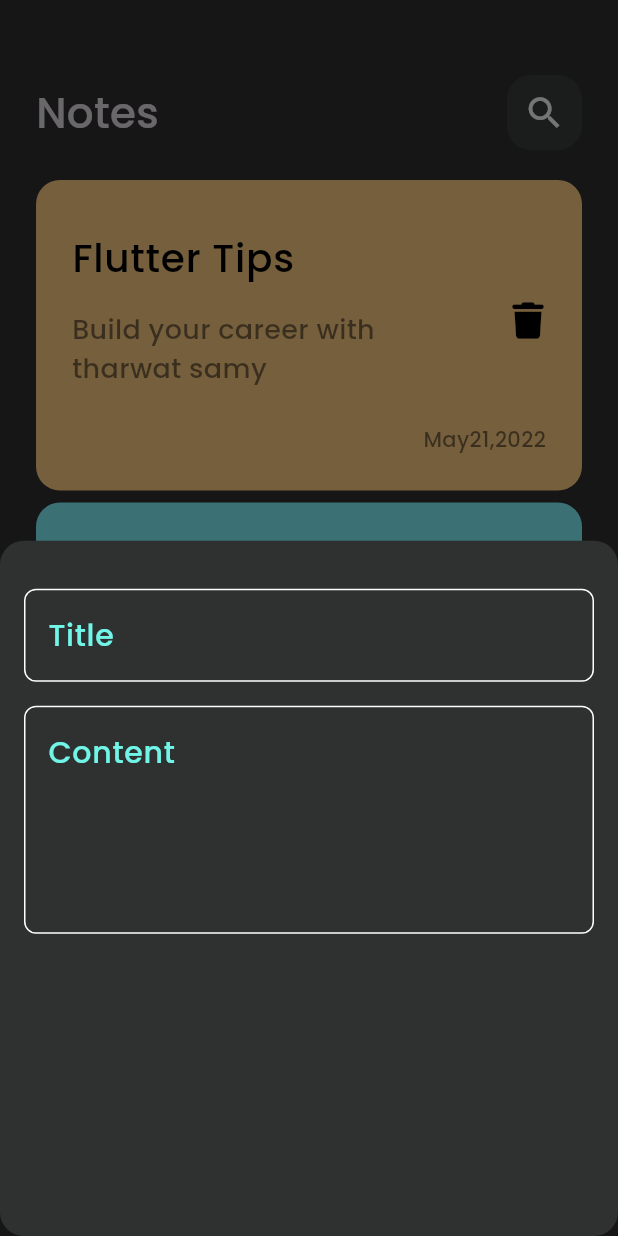
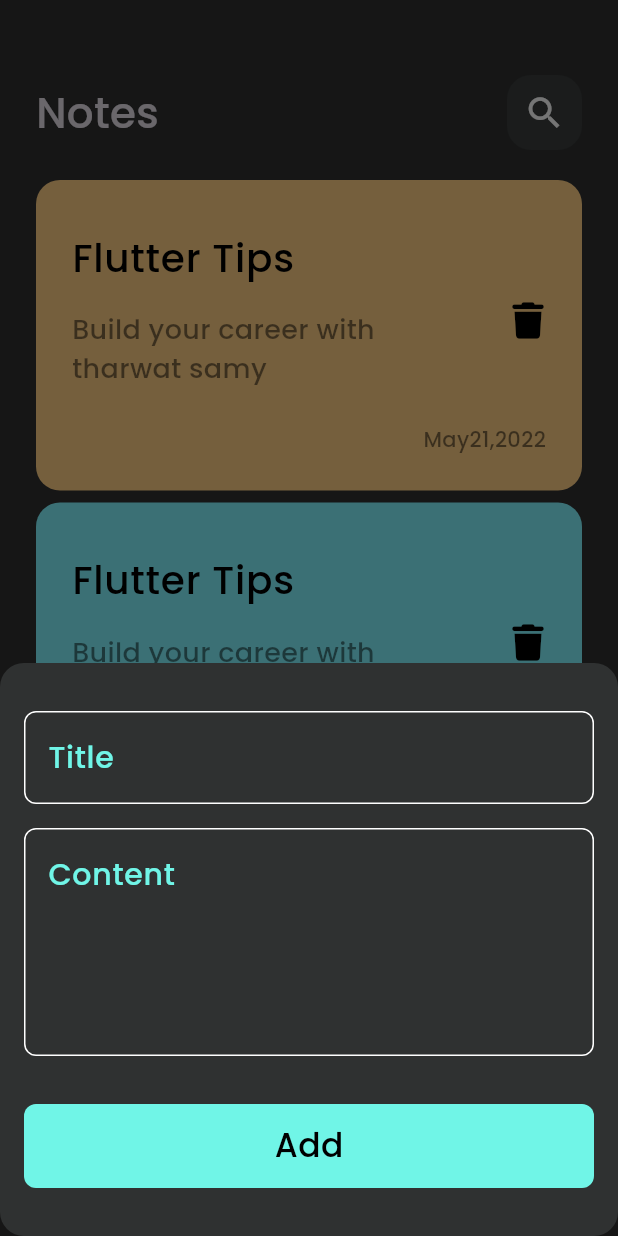
Before and after one commit to Tahtawy1/note_app, a Flutter app: the screen it shows after launch, after a tap on the "add" icon, on a phone screen of 412 x 824 dp. Run offline on Flutter 3.47's test engine with Material 3 defaults, Android fonts, the phone set to English and light mode, and no system bars; our stand-ins replace device_preview, font_awesome_flutter.

Commit message:
finish bottom sheet

```diff
--- a/lib/views/widgets/add_note_bottom_sheet.dart
+++ b/lib/views/widgets/add_note_bottom_sheet.dart
@@ -1,4 +1,6 @@
 import 'package:flutter/material.dart';
+import 'package:note_app/note_icon_data.dart';
+import 'package:note_app/views/widgets/custom_button.dart';
 import 'package:note_app/views/widgets/custom_text_field.dart';
 
 class AddNoteBottomSheet extends StatelessWidget {
@@ -6,7 +8,8 @@ class AddNoteBottomSheet extends StatelessWidget {
 
   @override
   Widget build(BuildContext context) {
-    return Padding(
+    return SingleChildScrollView(
+      child: Padding(
         padding: const EdgeInsets.symmetric(horizontal: 16),
         child: Column(
           children: [
@@ -14,7 +17,11 @@ class AddNoteBottomSheet extends StatelessWidget {
             CustomTextField(hintText: 'Title'),
             SizedBox(height: 16),
             CustomTextField(hintText: 'Content', maxLines: 5),
+            SizedBox(height: 32),
+            CustomButton(),
+            SizedBox(height: 32),
           ],
+        ),
       ),
     );
   }
--- /dev/null
+++ b/lib/views/widgets/custom_button.dart
@@ -0,0 +1,20 @@
+import 'package:flutter/material.dart';
+import 'package:note_app/note_icon_data.dart';
+
+class CustomButton extends StatelessWidget {
+  const CustomButton({super.key});
+
+  @override
+  Widget build(BuildContext context) {
+    return Container(
+      alignment: Alignment.center,
+      height: 56,
+      width: MediaQuery.of(context).size.width,
+      decoration: BoxDecoration(
+        color: primaryColor,
+        borderRadius: BorderRadius.circular(8),
+      ),
+      child: Text('Add', style: TextStyle(color: Colors.black, fontSize: 22)),
+    );
+  }
+}
```
Lines whose indentation alone changed are shown as unchanged.
